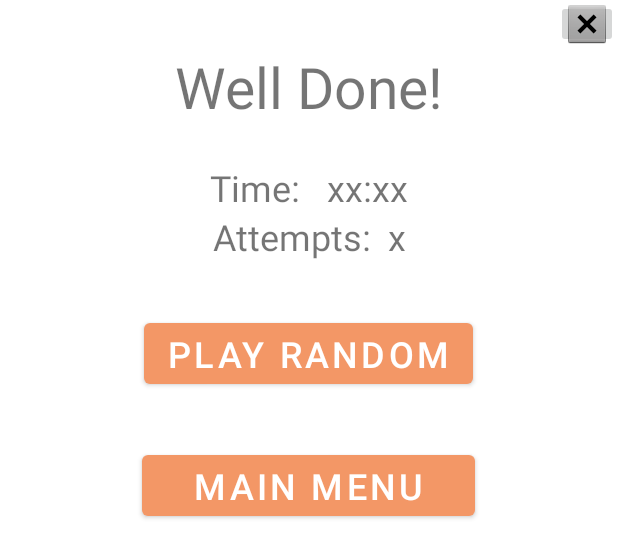
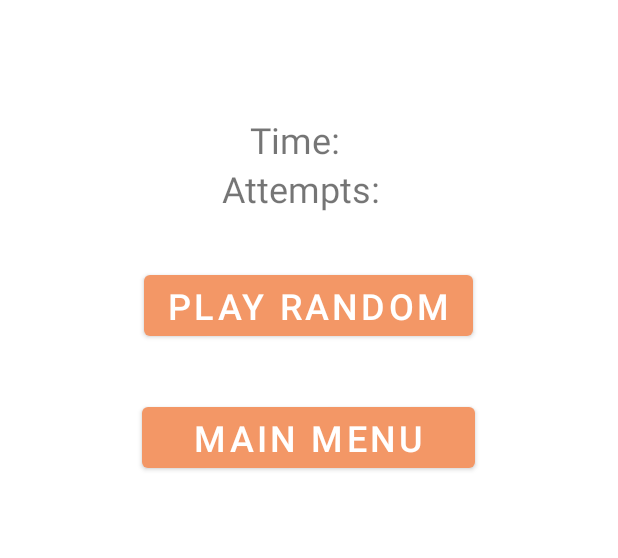
Before and after one commit to JonathanPaugh/Crossdle, an Android app: the layout activity_finished_game.xml on its own in the app's theme, with its tools: preview values and no code run, on a phone screen of 412 x 824 dp. Shown: the top 558 px of the screen. Run offline under Robolectric (Android 15) with nearby library versions, the phone set to English and light mode, and no system bars.

Commit message:
Finished Game Layout Update -Changed popup to not contain an exit icon

```diff
--- a/app/src/main/res/layout/activity_finished_game.xml
+++ b/app/src/main/res/layout/activity_finished_game.xml
@@ -7,20 +7,12 @@
     android:orientation="vertical"
     tools:context=".app.popup.FinishedGamePopup">
 
-    <ImageButton
-        android:id="@+id/imageButton"
-        android:layout_width="41dp"
-        android:layout_height="32dp"
-        android:layout_gravity="end"
-        android:src="@android:drawable/btn_dialog" />
-
     <TextView
         android:id="@+id/finished_textView_title"
         android:layout_width="match_parent"
         android:layout_height="wrap_content"
         android:layout_marginBottom="25dp"
         android:gravity="center_horizontal|center_vertical"
-        android:text="Well Done!"
         android:textSize="38sp" />
 
     <LinearLayout
@@ -42,7 +34,6 @@
             android:layout_width="wrap_content"
             android:layout_height="wrap_content"
             android:layout_weight="1"
-            android:text="xx:xx"
             android:textSize="24sp" />
     </LinearLayout>
 
@@ -66,7 +57,6 @@
             android:layout_width="wrap_content"
             android:layout_height="wrap_content"
             android:layout_weight="1"
-            android:text="x"
             android:textSize="24sp" />
 
     </LinearLayout>
```
